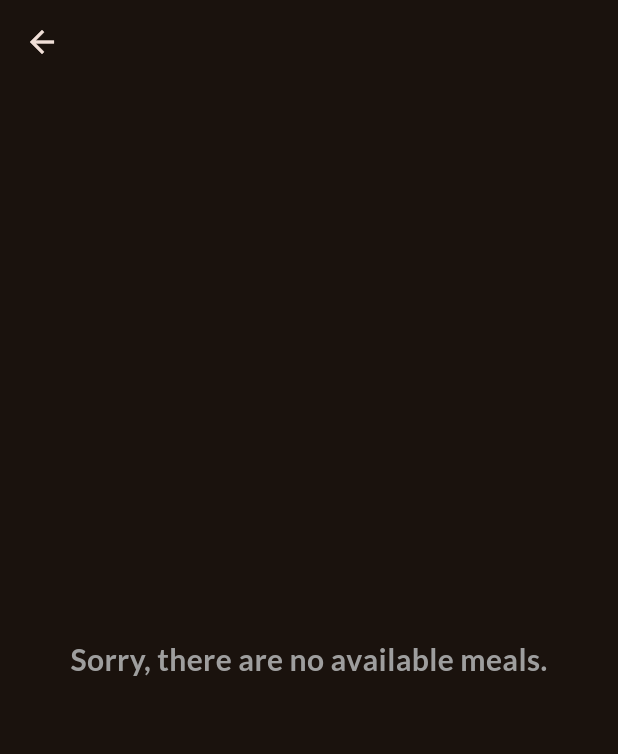
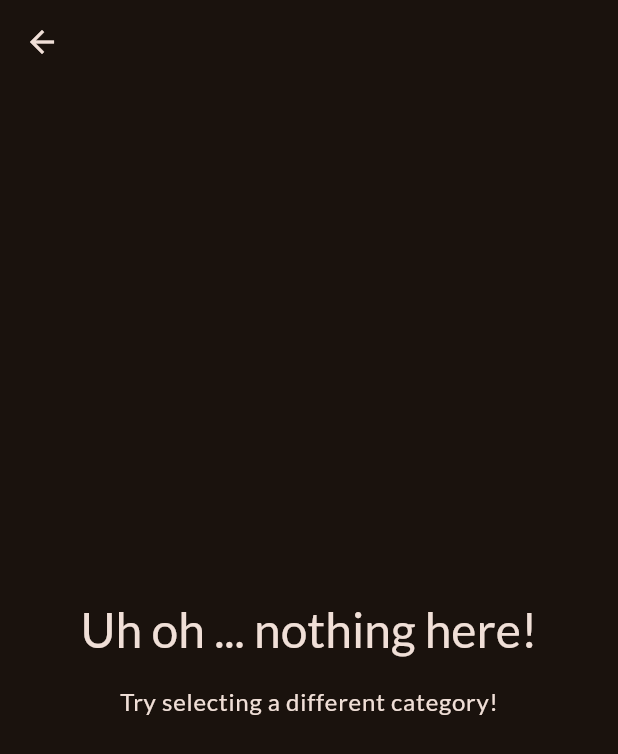
Before and after one commit to mmcdevitt1997/meals, a Flutter app: the MealsScreen screen opened directly with empty values, on a phone screen of 412 x 824 dp. Shown: the top 754 px of the screen. Run offline on Flutter 3.47's test engine with Material 2 defaults, Android fonts, the phone set to English and light mode, and no system bars; our stand-ins replace google_fonts, transparent_image; network calls fail.

Commit message:
meal details added

```diff
--- a/lib/screens/meals.dart
+++ b/lib/screens/meals.dart
@@ -1,39 +1,69 @@
 import 'package:flutter/material.dart';
+
+import 'package:meals/models/meal.dart';
+import 'package:meals/screens/meal_details.dart';
 import 'package:meals/widgets/meal_item.dart';
 
-import '../models/meal.dart';
-
 class MealsScreen extends StatelessWidget {
-  const MealsScreen({Key? key, required this.title, required this.meals});
+  const MealsScreen({
+    super.key,
+    required this.title,
+    required this.meals,
+  });
 
   final String title;
   final List<Meal> meals;
 
+  void selectMeal(BuildContext context, Meal meal) {
+    Navigator.of(context).push(
+      MaterialPageRoute(
+        builder: (ctx) => MealDetailsScreen(
+          meal: meal,
+        ),
+      ),
+    );
+  }
+
   @override
   Widget build(BuildContext context) {
+    Widget content = Center(
+      child: Column(
+        mainAxisSize: MainAxisSize.min,
+        children: [
+          Text(
+            'Uh oh ... nothing here!',
+            style: Theme.of(context).textTheme.headlineLarge!.copyWith(
+                  color: Theme.of(context).colorScheme.onBackground,
+                ),
+          ),
+          const SizedBox(height: 16),
+          Text(
+            'Try selecting a different category!',
+            style: Theme.of(context).textTheme.bodyLarge!.copyWith(
+                  color: Theme.of(context).colorScheme.onBackground,
+                ),
+          ),
+        ],
+      ),
+    );
+
+    if (meals.isNotEmpty) {
+      content = ListView.builder(
+        itemCount: meals.length,
+        itemBuilder: (ctx, index) => MealItem(
+          meal: meals[index],
+          onSelectMeal: (meal) {
+            selectMeal(context, meal);
+          },
+        ),
+      );
+    }
+
     return Scaffold(
       appBar: AppBar(
         title: Text(title),
       ),
-      body: meals.isNotEmpty
-          ? ListView.builder(
-              itemCount: meals.length,
-              itemBuilder: (context, index) {
-                final meal = meals[index];
-                return MealItem(meal: meal);
-              },
-            )
-          : const Center(
-              child: Text(
-                'Sorry, there are no available meals.',
-                style: TextStyle(
-                  fontSize: 20,
-                  fontWeight: FontWeight.bold,
-                  color: Colors.grey,
-                ),
-                textAlign: TextAlign.center,
-              ),
-            ),
+      body: content,
     );
   }
 }
--- a/lib/widgets/meal_item.dart
+++ b/lib/widgets/meal_item.dart
@@ -8,9 +8,11 @@ class MealItem extends StatelessWidget {
   const MealItem({
     super.key,
     required this.meal,
+    required this.onSelectMeal,
   });
 
   final Meal meal;
+  final void Function(Meal meal) onSelectMeal;
 
   String get complexityText {
     return meal.complexity.name[0].toUpperCase() +
@@ -32,7 +34,9 @@ class MealItem extends StatelessWidget {
       clipBehavior: Clip.hardEdge,
       elevation: 2,
       child: InkWell(
-        onTap: () {},
+        onTap: () {
+          onSelectMeal(meal);
+        },
         child: Stack(
           children: [
             FadeInImage(
```
Also changed, not shown: lib/screens/meal_details.dart (added, +71 -0 lines).
